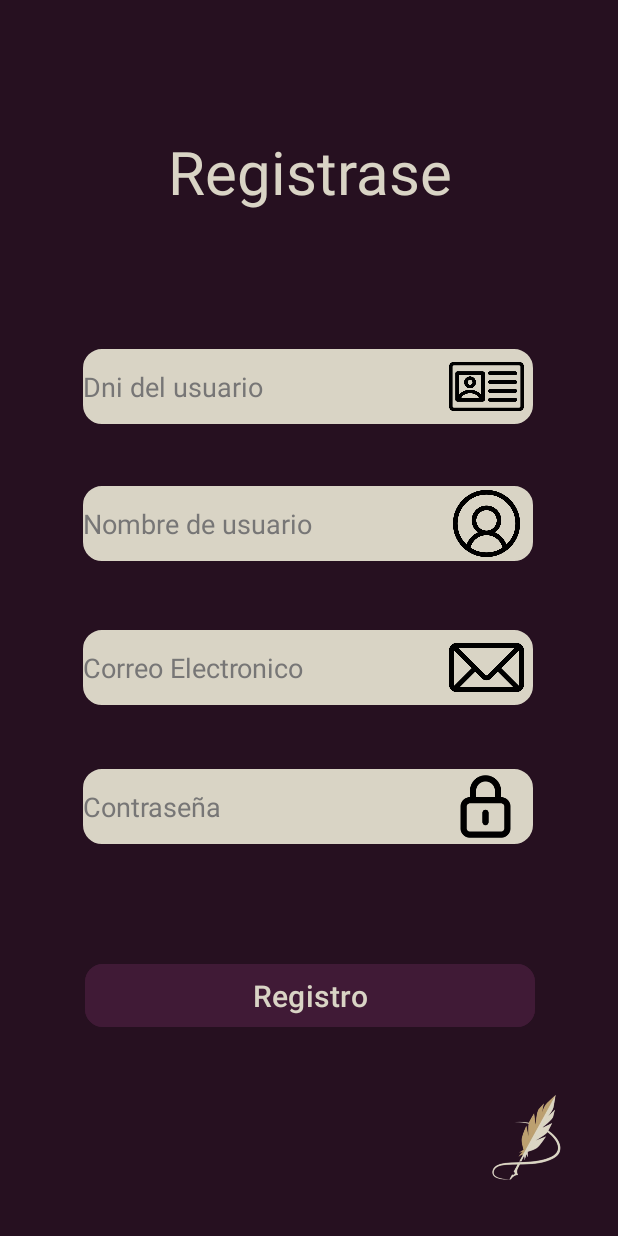
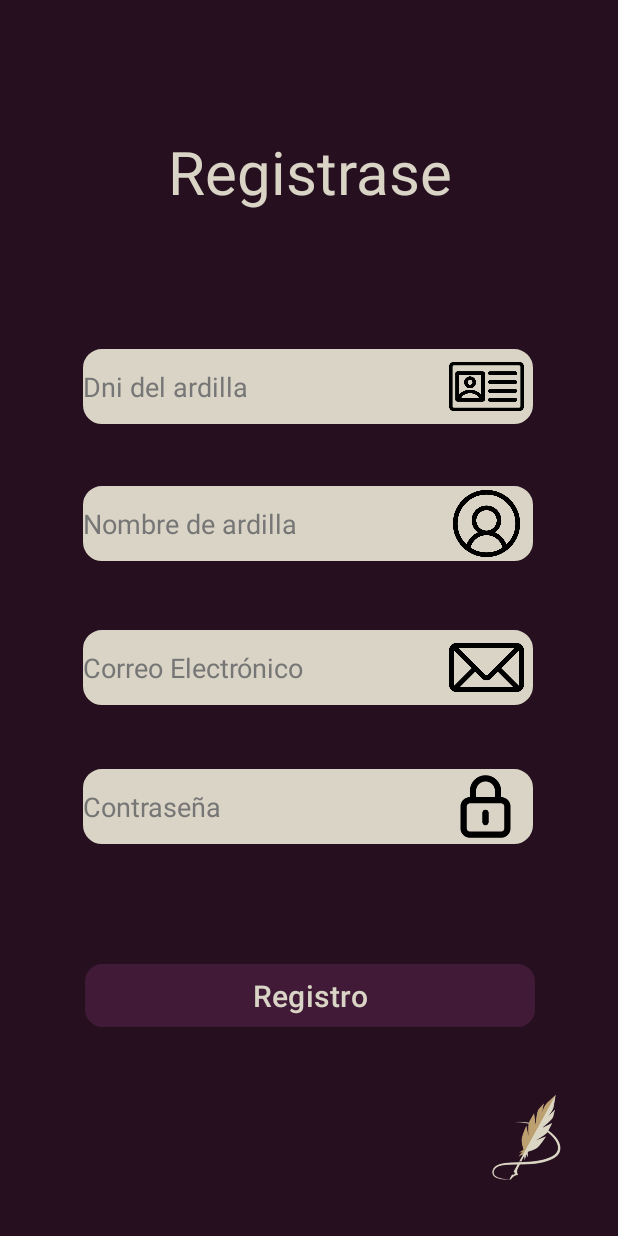
Before and after one commit to joselurg20/ShocketPSP, an Android app: the Registrer screen opened directly, with no data from a screen before it, on a phone screen of 412 x 824 dp. Run offline under Robolectric (Android 15) with nearby library versions, the phone set to English and light mode, and no system bars.

Commit message:
Nueva pantalla

```diff
--- a/app/src/main/java/com/example/socketpsp/MainActivity.java
+++ b/app/src/main/java/com/example/socketpsp/MainActivity.java
@@ -16,7 +16,7 @@ public class MainActivity extends AppCompatActivity {
         super.onCreate(savedInstanceState);
         setContentView(R.layout.activity_main);
 
-        btnLogin = findViewById(R.id.btnLogin);
+        btnLogin = findViewById(R.id.btn_register);
 
         // Configura un OnClickListener para el botón de inicio de sesión
         btnLogin.setOnClickListener(new View.OnClickListener() {
--- a/app/src/main/res/layout/activity_registrer.xml
+++ b/app/src/main/res/layout/activity_registrer.xml
@@ -26,7 +26,7 @@
         app:layout_constraintVertical_bias="0.092" />
 
     <Button
-        android:id="@+id/btnLogin"
+        android:id="@+id/btn_register"
         android:layout_width="300dp"
         android:layout_height="50dp"
         android:backgroundTint="#401A36"
@@ -42,13 +42,13 @@
         app:layout_constraintVertical_bias="0.825" />
 
     <EditText
-        android:id="@+id/userName"
+        android:id="@+id/txt_nombre"
         android:layout_width="300dp"
         android:layout_height="50dp"
         android:background="@drawable/et_style"
         android:backgroundTint="#D9D4C5"
         android:ems="10"
-        android:hint="Nombre de usuario"
+        android:hint="Nombre de ardilla"
         android:inputType="text"
         android:textColorHint="#777676"
         app:layout_constraintBottom_toBottomOf="parent"
@@ -59,13 +59,13 @@
         app:layout_constraintVertical_bias="0.419" />
 
     <EditText
-        android:id="@+id/dni"
+        android:id="@+id/txt_dni"
         android:layout_width="300dp"
         android:layout_height="50dp"
         android:background="@drawable/et_style"
         android:backgroundTint="#D9D4C5"
         android:ems="10"
-        android:hint="Dni del usuario"
+        android:hint="Dni del ardilla"
         android:inputType="text"
         android:textColorHint="#777676"
         app:layout_constraintBottom_toBottomOf="parent"
@@ -76,7 +76,7 @@
         app:layout_constraintVertical_bias="0.301" />
 
     <EditText
-        android:id="@+id/password"
+        android:id="@+id/txt_password"
         android:layout_width="300dp"
         android:layout_height="50dp"
         android:background="@drawable/et_style"
@@ -93,13 +93,13 @@
         app:layout_constraintVertical_bias="0.662" />
 
     <EditText
-        android:id="@+id/editTextText"
+        android:id="@+id/txt_correo"
         android:layout_width="300dp"
         android:layout_height="50dp"
         android:background="@drawable/et_style"
         android:backgroundTint="#D9D4C5"
         android:ems="10"
-        android:hint="Correo Electronico"
+        android:hint="Correo Electrónico"
         android:inputType="text"
         android:textColorHint="#777676"
         app:layout_constraintBottom_toBottomOf="parent"
@@ -113,11 +113,11 @@
         android:id="@+id/lock"
         android:layout_width="50dp"
         android:layout_height="50dp"
-        app:layout_constraintBottom_toBottomOf="@+id/password"
-        app:layout_constraintEnd_toEndOf="@+id/password"
+        app:layout_constraintBottom_toBottomOf="@+id/txt_password"
+        app:layout_constraintEnd_toEndOf="@+id/txt_password"
         app:layout_constraintHorizontal_bias="0.972"
-        app:layout_constraintStart_toStartOf="@+id/password"
-        app:layout_constraintTop_toTopOf="@+id/password"
+        app:layout_constraintStart_toStartOf="@+id/txt_password"
+        app:layout_constraintTop_toTopOf="@+id/txt_password"
         app:layout_constraintVertical_bias="1.0"
         app:srcCompat="@mipmap/ic_launcher_background" />
 
@@ -125,11 +125,11 @@
         android:id="@+id/imageView6"
         android:layout_width="50dp"
         android:layout_height="50dp"
-        app:layout_constraintBottom_toBottomOf="@+id/editTextText"
-        app:layout_constraintEnd_toEndOf="@+id/editTextText"
+        app:layout_constraintBottom_toBottomOf="@+id/txt_correo"
+        app:layout_constraintEnd_toEndOf="@+id/txt_correo"
         app:layout_constraintHorizontal_bias="0.976"
-        app:layout_constraintStart_toStartOf="@+id/editTextText"
-        app:layout_constraintTop_toTopOf="@+id/editTextText"
+        app:layout_constraintStart_toStartOf="@+id/txt_correo"
+        app:layout_constraintTop_toTopOf="@+id/txt_correo"
         app:layout_constraintVertical_bias="0.0"
         app:srcCompat="@drawable/correo" />
 
@@ -137,16 +137,16 @@
         android:id="@+id/imageView"
         android:layout_width="50dp"
         android:layout_height="50dp"
-        app:layout_constraintBottom_toBottomOf="@+id/dni"
-        app:layout_constraintEnd_toEndOf="@+id/dni"
+        app:layout_constraintBottom_toBottomOf="@+id/txt_dni"
+        app:layout_constraintEnd_toEndOf="@+id/txt_dni"
         app:layout_constraintHorizontal_bias="0.976"
-        app:layout_constraintStart_toStartOf="@+id/dni"
-        app:layout_constraintTop_toTopOf="@+id/dni"
+        app:layout_constraintStart_toStartOf="@+id/txt_dni"
+        app:layout_constraintTop_toTopOf="@+id/txt_dni"
         app:layout_constraintVertical_bias="0.0"
         app:srcCompat="@drawable/id" />
 
     <ImageView
-        android:id="@+id/imageView2"
+        android:id="@+id/img_volver"
         android:layout_width="86dp"
         android:layout_height="96dp"
         app:layout_constraintBottom_toBottomOf="parent"
@@ -161,11 +161,11 @@
         android:id="@+id/imageView3"
         android:layout_width="50dp"
         android:layout_height="50dp"
-        app:layout_constraintBottom_toBottomOf="@+id/userName"
-        app:layout_constraintEnd_toEndOf="@+id/userName"
+        app:layout_constraintBottom_toBottomOf="@+id/txt_nombre"
+        app:layout_constraintEnd_toEndOf="@+id/txt_nombre"
         app:layout_constraintHorizontal_bias="0.976"
-        app:layout_constraintStart_toStartOf="@+id/userName"
-        app:layout_constraintTop_toTopOf="@+id/userName"
+        app:layout_constraintStart_toStartOf="@+id/txt_nombre"
+        app:layout_constraintTop_toTopOf="@+id/txt_nombre"
         app:layout_constraintVertical_bias="0.0"
         app:srcCompat="@drawable/usuario" />
 
```
Also changed, not shown: app/src/main/java/com/example/socketpsp/Menu.java (added, +34 -0 lines), app/src/main/res/layout/activity_main.xml (+12 -12 lines), app/src/main/res/layout/ardilla_menu.xml (added, +193 -0 lines).
